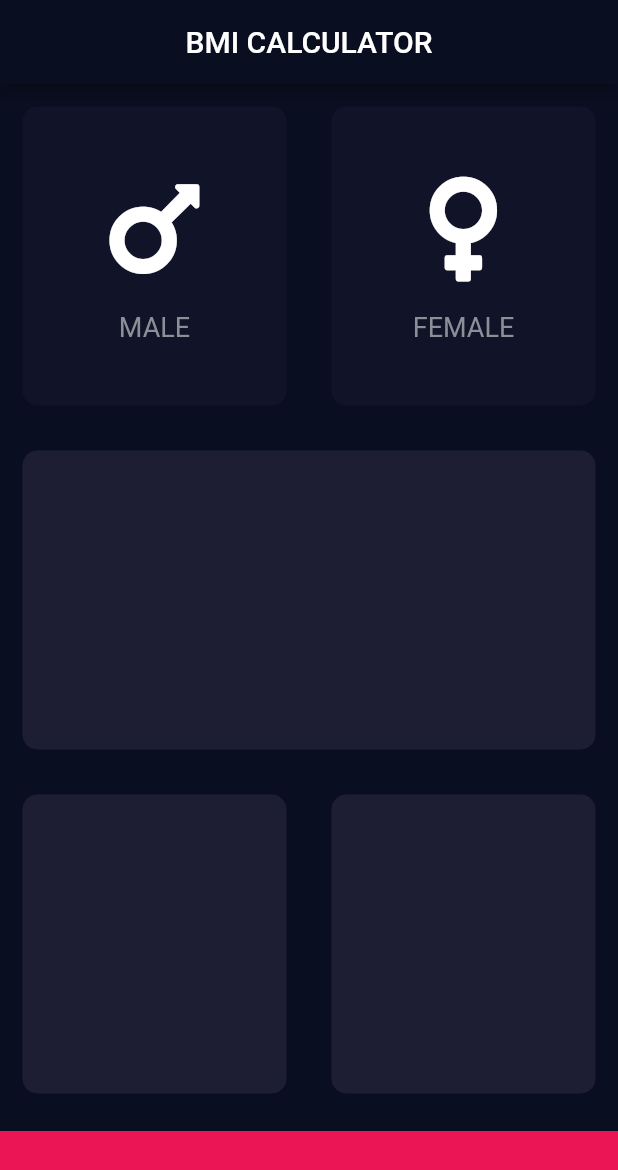
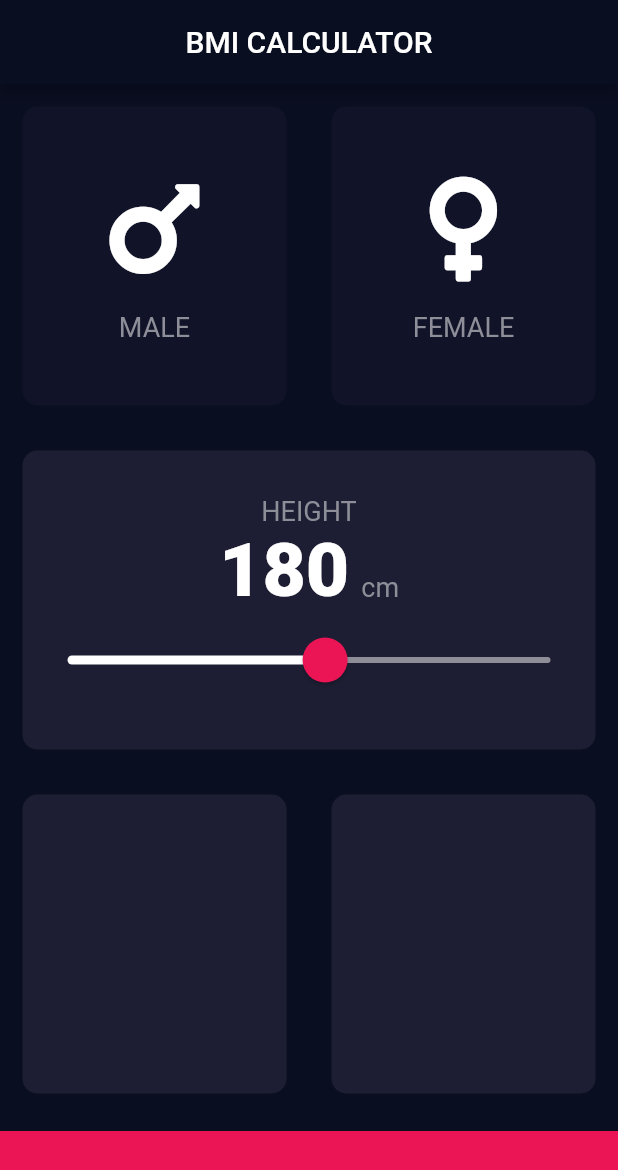
Before and after one commit to CKarakasSdet/BMI-calculator-project, a Flutter app: the screen it shows after launch, on a phone screen of 412 x 824 dp. Shown: the top 1170 px of the screen. Run offline on Flutter 3.47's test engine with Material 2 defaults, Android fonts, the phone set to English and light mode, and no system bars; our stand-ins replace font_awesome_flutter.

Commit message:
customized slider widget with new themes

```diff
--- /dev/null
+++ b/lib/constants.dart
@@ -0,0 +1,16 @@
+import 'package:flutter/material.dart';
+
+const kBottomContainerHeight = 70.0;
+const kActiveCardColor = Color(0xFF1D1E33);
+const kInactiveCardColor = Color(0xFF111328);
+const kBottomContainerColor = Color(0xFFEB1555);
+
+const kLabelTextStyle = TextStyle(
+  fontSize: 18.0,
+  color: Color(0xFF8D8E98),
+);
+
+const kNumberTextStyle = TextStyle(
+  fontSize: 50.0,
+  fontWeight: FontWeight.w900,
+);
--- a/lib/icon_content.dart
+++ b/lib/icon_content.dart
@@ -1,9 +1,5 @@
 import 'package:flutter/material.dart';
-
-const labelTextStyle = TextStyle(
-  fontSize: 18.0,
-  color: Color(0xFF8D8E98),
-);
+import 'constants.dart';
 
 class IconContent extends StatelessWidget {
   IconContent({this.icon, this.label});
@@ -22,7 +18,7 @@ class IconContent extends StatelessWidget {
         SizedBox(
           height: 15.0,
         ),
-        Text(label, style: labelTextStyle)
+        Text(label, style: kLabelTextStyle)
       ],
     );
   }
--- a/lib/input_page.dart
+++ b/lib/input_page.dart
@@ -3,10 +3,7 @@ import 'package:font_awesome_flutter/font_awesome_flutter.dart';
 import 'icon_content.dart';
 import 'reusable_card.dart';
 
-const bottomContainerHeight = 70.0;
-const activeCardColor = Color(0xFF1D1E33);
-const inactiveCardColor = Color(0xFF111328);
-const bottomContainerColor = Color(0xFFEB1555);
+import 'constants.dart';
 
 enum Gender {
   male,
@@ -20,6 +17,7 @@ class InputPage extends StatefulWidget {
 
 class _InputPageState extends State<InputPage> {
   Gender selectedGender;
+  int height = 180;
 
   @override
   Widget build(BuildContext context) {
@@ -28,20 +26,22 @@ class _InputPageState extends State<InputPage> {
         title: Center(child: Text('BMI CALCULATOR')),
       ),
       body: Column(
+        crossAxisAlignment: CrossAxisAlignment.stretch,
         children: [
           Expanded(
             child: Row(
               children: [
                 Expanded(
                   child: ReusableCard(
+                    // MALE REUSABLE CARD
                     onPress: () {
                       setState(() {
                         selectedGender = Gender.male;
                       });
                     },
                     colour: selectedGender == Gender.male
-                        ? activeCardColor
-                        : inactiveCardColor,
+                        ? kActiveCardColor
+                        : kInactiveCardColor,
                     cardChild: IconContent(
                       icon: FontAwesomeIcons.mars,
                       label: 'MALE',
@@ -50,14 +50,15 @@ class _InputPageState extends State<InputPage> {
                 ),
                 Expanded(
                   child: ReusableCard(
+                    // FEMALE REUSABLE CARD
                     onPress: () {
                       setState(() {
                         selectedGender = Gender.female;
                       });
                     },
                     colour: selectedGender == Gender.female
-                        ? activeCardColor
-                        : inactiveCardColor,
+                        ? kActiveCardColor
+                        : kInactiveCardColor,
                     cardChild: IconContent(
                       icon: FontAwesomeIcons.venus,
                       label: 'FEMALE',
@@ -71,7 +72,58 @@ class _InputPageState extends State<InputPage> {
             child: Row(
               children: [
                 Expanded(
-                  child: ReusableCard(colour: activeCardColor),
+                  child: ReusableCard(
+                    colour: kActiveCardColor,
+                    cardChild: Column(
+                      mainAxisAlignment: MainAxisAlignment.center,
+                      children: [
+                        Text(
+                          'HEIGHT',
+                          style: kLabelTextStyle,
+                        ),
+                        Row(
+                          mainAxisAlignment: MainAxisAlignment.center,
+                          crossAxisAlignment: CrossAxisAlignment.baseline,
+                          textBaseline: TextBaseline.alphabetic,
+                          children: [
+                            Text(
+                              height.toString(),
+                              style: kNumberTextStyle,
+                            ),
+                            SizedBox(
+                              width: 8.0,
+                            ),
+                            Text(
+                              'cm',
+                              style: kLabelTextStyle,
+                            )
+                          ],
+                        ),
+                        SliderTheme(
+                          data: SliderTheme.of(context).copyWith(
+                            inactiveTrackColor: Color(0xFF8D8E98),
+                            activeTrackColor: Colors.white,
+                            thumbColor: Color(0xFFEB1555),
+                            overlayColor: Color(0x29EB1555),
+                            thumbShape:
+                                RoundSliderThumbShape(enabledThumbRadius: 15.0),
+                            overlayShape:
+                                RoundSliderOverlayShape(overlayRadius: 30.0),
+                          ),
+                          child: Slider(
+                            value: height.toDouble(),
+                            min: 100.0,
+                            max: 250.0,
+                            onChanged: (double newValue) {
+                              setState(() {
+                                height = newValue.round();
+                              });
+                            },
+                          ),
+                        )
+                      ],
+                    ),
+                  ),
                 ),
               ],
             ),
@@ -80,19 +132,19 @@ class _InputPageState extends State<InputPage> {
             child: Row(
               children: [
                 Expanded(
-                  child: ReusableCard(colour: activeCardColor),
+                  child: ReusableCard(colour: kActiveCardColor),
                 ),
                 Expanded(
-                  child: ReusableCard(colour: activeCardColor),
+                  child: ReusableCard(colour: kActiveCardColor),
                 ),
               ],
             ),
           ),
           Container(
-            color: bottomContainerColor,
+            color: kBottomContainerColor,
             margin: EdgeInsets.only(top: 10.0),
             width: double.infinity,
-            height: bottomContainerHeight,
+            height: kBottomContainerHeight,
           )
         ],
       ),
```
Also changed, not shown: 3 other files.
